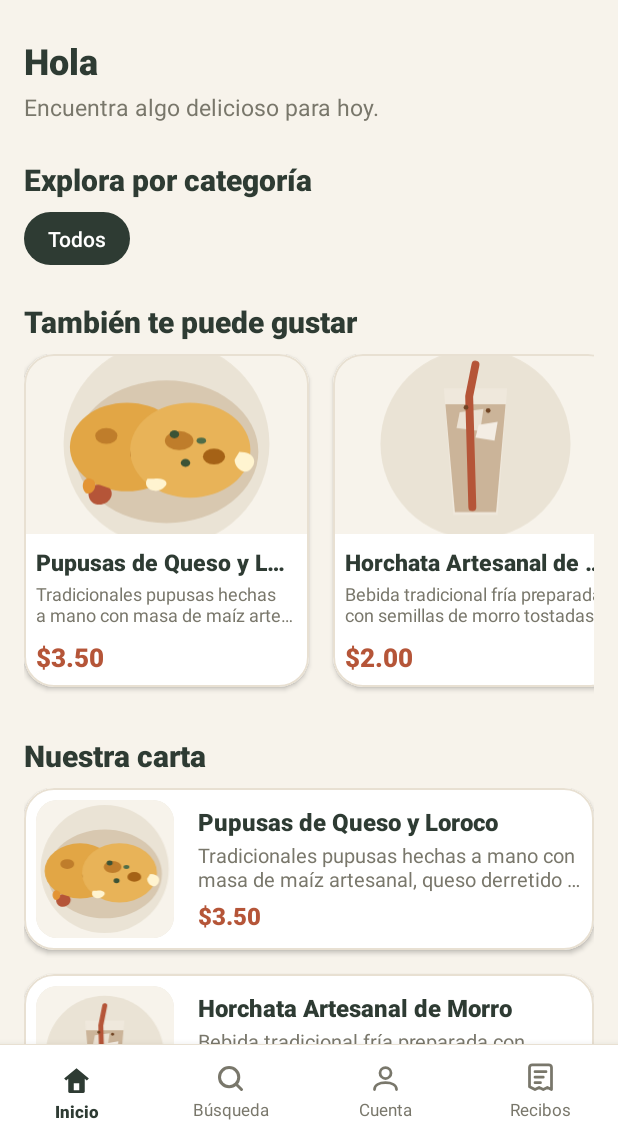
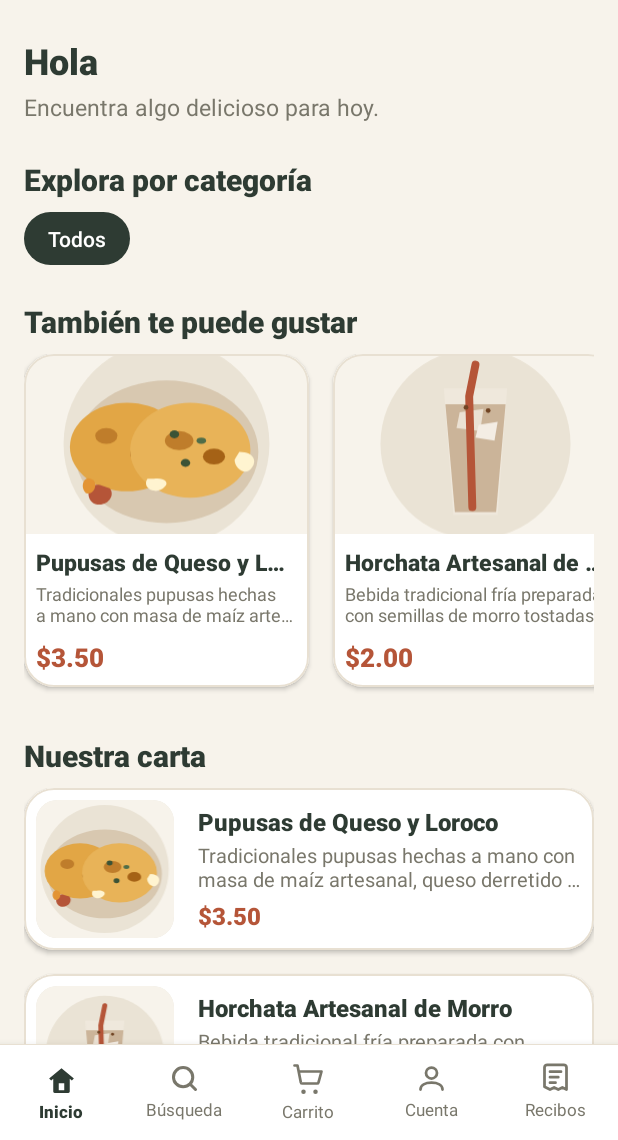
Before and after one commit to Daniel-Ramos-21/Comanda, an Android app: the screen it shows after launch (MenuActivity), on a phone screen of 412 x 824 dp, the part 96-1236 px from its top. Run offline under Robolectric (Android 15) with nearby library versions, the phone set to English and light mode, and no system bars; our stand-ins replace Firebase (no records; nobody signed in at launch, a user with empty details on screens opened directly); pictures from the network do not load; 1 statement that could not run was skipped.

Commit message:
feat/agregar-interfaz-carrito-navegación

```diff
--- a/app/src/main/java/com/example/comanda/MenuActivity.java
+++ b/app/src/main/java/com/example/comanda/MenuActivity.java
@@ -48,6 +48,7 @@ public class MenuActivity extends AppCompatActivity {
     // Navegación inferior
     private View btnNavInicio;
     private View btnNavBuscar;
+    private View btnNavCarrito;
     private View btnNavPedidos;
     private View btnNavPerfil;
     private View btnNotificaciones;
@@ -177,6 +178,8 @@ public class MenuActivity extends AppCompatActivity {
         tvGreetingTitle = findViewById(R.id.tvGreetingTitle);
 
         btnPanelAdmin = findViewById(R.id.btnPanelAdmin);
+
+        btnNavCarrito = findViewById(R.id.btnNavCarrito);
     }
 
 
@@ -275,6 +278,14 @@ public class MenuActivity extends AppCompatActivity {
                             RecibosActivity.class
                     )
             );
+        });
+
+        btnNavCarrito.setOnClickListener(v-> {
+            Intent intent = new Intent(
+                    MenuActivity.this,
+                    CarritoActivity.class
+            );
+            startActivity(intent);
         });
 
 
@@ -609,9 +620,7 @@ public class MenuActivity extends AppCompatActivity {
     }
 
 
-    // --------------------------------------------------
     // DETALLE DEL PRODUCTO
-    // --------------------------------------------------
 
     private void mostrarDetalleProducto(Producto producto) {
 
@@ -633,9 +642,7 @@ public class MenuActivity extends AppCompatActivity {
     }
 
 
-    // --------------------------------------------------
     // VERIFICAR ACCESO DE ADMINISTRADOR
-    // --------------------------------------------------
 
     private void verificarAccesoAdmin() {
 
--- /dev/null
+++ b/app/src/main/res/drawable/ic_nav_cart.xml
@@ -0,0 +1,25 @@
+<vector xmlns:android="http://schemas.android.com/apk/res/android"
+    android:width="24dp"
+    android:height="24dp"
+    android:viewportWidth="24"
+    android:viewportHeight="24">
+
+    <path
+        android:fillColor="@android:color/transparent"
+        android:strokeColor="#79776B"
+        android:strokeWidth="1.8"
+        android:strokeLineCap="round"
+        android:strokeLineJoin="round"
+        android:pathData="M3,3 L5,3 L7.2,14.2
+        Q7.4,15 8.3,15 L18,15
+        Q18.8,15 19,14.2 L21,7 L6,7"/>
+
+    <path
+        android:fillColor="#79776B"
+        android:pathData="M9,19 A1.5,1.5 0,1 0,9 22 A1.5,1.5 0,1 0,9 19"/>
+
+    <path
+        android:fillColor="#79776B"
+        android:pathData="M17,19 A1.5,1.5 0,1 0,17 22 A1.5,1.5 0,1 0,17 19"/>
+
+</vector>
--- a/app/src/main/res/layout/activity_menu.xml
+++ b/app/src/main/res/layout/activity_menu.xml
@@ -399,6 +399,38 @@
                 android:textSize="11sp" />
         </LinearLayout>
 
+
+        <!-- Carrito -->
+        <LinearLayout
+            android:id="@+id/btnNavCarrito"
+            android:layout_width="0dp"
+            android:layout_height="match_parent"
+            android:layout_weight="1"
+            android:background="?attr/selectableItemBackground"
+            android:clickable="true"
+            android:focusable="true"
+            android:gravity="center"
+            android:orientation="vertical">
+
+            <ImageView
+                android:layout_width="24dp"
+                android:layout_height="24dp"
+                android:contentDescription="@string/nav_cart"
+                android:src="@drawable/ic_nav_cart"
+                android:textColor="@color/munchly_nav_inactive" />
+
+            <TextView
+                android:layout_width="wrap_content"
+                android:layout_height="wrap_content"
+                android:layout_marginTop="2dp"
+                android:fontFamily="sans-serif"
+                android:text="Carrito"
+                android:textColor="@color/munchly_nav_inactive"
+                android:textSize="11sp" />
+
+        </LinearLayout>
+
+
         <!-- Perfil -->
         <LinearLayout
             android:id="@+id/btnNavPerfil"
--- a/app/src/main/res/values/strings.xml
+++ b/app/src/main/res/values/strings.xml
@@ -31,6 +31,7 @@
     <string name="nav_home">Inicio</string>
     <string name="nav_search">Búsqueda</string>
     <string name="nav_account">Cuenta</string>
+    <string name="nav_cart">Carrito</string>
     <string name="nav_receipts">Recibos</string>
     <string name="nav_orders">Recibos</string>
     <string name="nav_profile">Cuenta</string>
```
Also changed, not shown: app/src/main/java/com/example/comanda/BusquedaActivity.java (+10 -0 lines), app/src/main/java/com/example/comanda/CuentaActivity.java (+10 -0 lines), app/src/main/java/com/example/comanda/RecibosActivity.java (+7 -0 lines), app/src/main/res/layout/activity_busqueda.xml (+30 -0 lines), app/src/main/res/layout/activity_cuenta.xml (+30 -0 lines), app/src/main/res/layout/activity_recibos.xml (+30 -0 lines).
